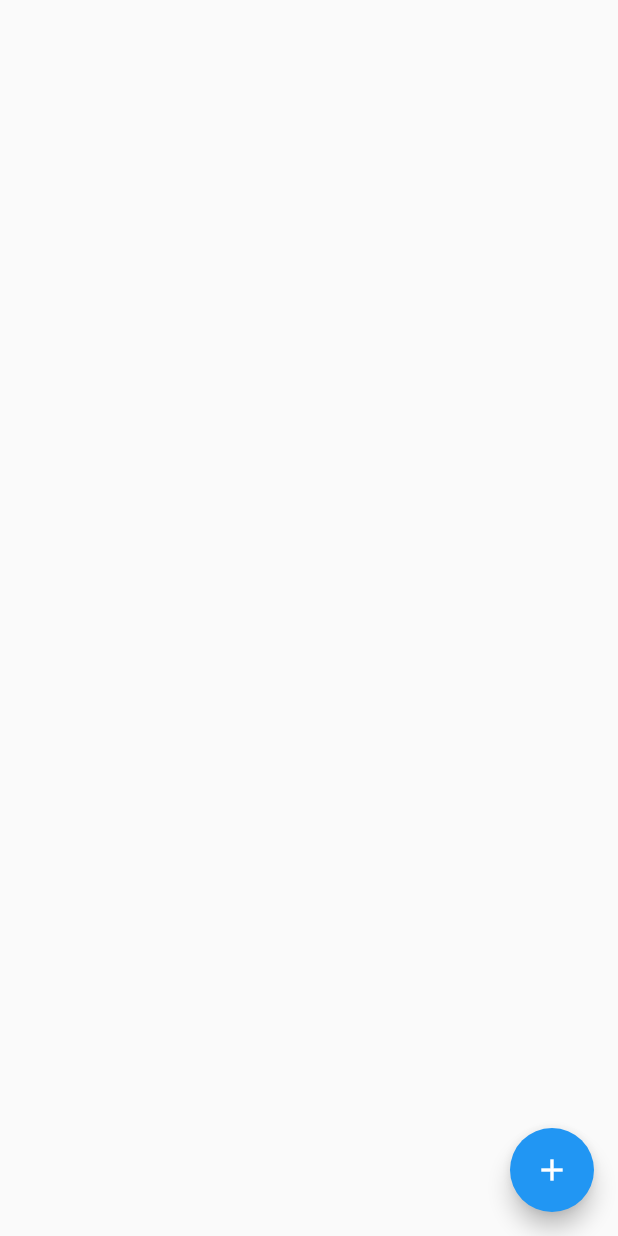
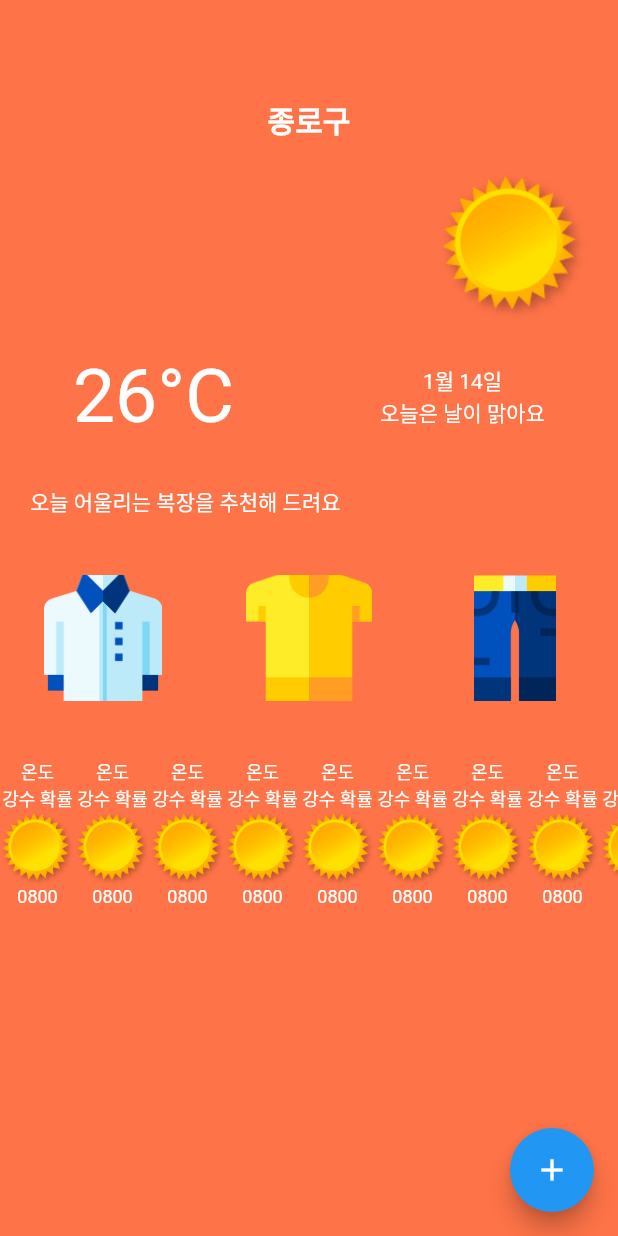
Before and after one commit to Bepo0328/fashion_outfit, a Flutter app: the screen it shows after launch, on a phone screen of 412 x 824 dp. Run offline on Flutter 3.47's test engine with Material 2 defaults, Android fonts, the phone set to English and light mode, and no system bars.

Commit message:
FashionOutfitApp: Create UI Screen - 1

```diff
--- a/lib/main.dart
+++ b/lib/main.dart
@@ -16,6 +16,7 @@ class MyApp extends StatelessWidget {
       theme: ThemeData(
         primarySwatch: Colors.blue,
       ),
+      debugShowCheckedModeBanner: false,
       home: const MyHomePage(),
     );
   }
@@ -29,14 +30,159 @@ class MyHomePage extends StatefulWidget {
 }
 
 class _MyHomePageState extends State<MyHomePage> {
+  List<String> clothes = [
+    'assets/img/shirt.png',
+    'assets/img/short.png',
+    'assets/img/pants.png',
+  ];
+  List<Weather> weather = [];
+  List<String> sky = [
+    'assets/img/sky1.png',
+    'assets/img/sky2.png',
+    'assets/img/sky3.png',
+    'assets/img/sky4.png',
+  ];
+  List<String> status = [
+    '오늘은 날이 맑아요',
+    '구름이 조금 있어요',
+    '구름이 잔뜩 꼈네요',
+    '비 조심하세요',
+  ];
+  List<Color> colors = [
+    const Color(0xFFFE7347),
+    const Color(0xFF0197DD),
+    const Color(0xFF3839D1),
+    const Color(0xFF47728B),
+  ];
+  int level = 0;
 
   @override
   Widget build(BuildContext context) {
     return Scaffold(
-      body: Center(
+      backgroundColor: colors[level],
+      body: Container(
         child: Column(
-          mainAxisAlignment: MainAxisAlignment.center,
-          children: <Widget>[
+          crossAxisAlignment: CrossAxisAlignment.stretch,
+          children: [
+            const SizedBox(height: 65.0),
+            const Text(
+              '종로구',
+              textAlign: TextAlign.center,
+              style: TextStyle(
+                color: Colors.white,
+                fontSize: 20.0,
+                fontWeight: FontWeight.bold,
+              ),
+            ),
+            Container(
+              width: 100,
+              height: 100,
+              margin: const EdgeInsets.symmetric(
+                horizontal: 20.0,
+                vertical: 20.0,
+              ),
+              child: Image.asset(sky[level]),
+              alignment: Alignment.centerRight,
+            ),
+            Row(
+              mainAxisAlignment: MainAxisAlignment.spaceAround,
+              children: [
+                const Text(
+                  '26°C',
+                  style: TextStyle(
+                    color: Colors.white,
+                    fontSize: 50.0,
+                  ),
+                ),
+                Column(
+                  children: [
+                    const Text(
+                      '1월 14일',
+                      style: TextStyle(
+                        color: Colors.white,
+                        fontSize: 14.0,
+                      ),
+                    ),
+                    Text(
+                      status[level],
+                      style: const TextStyle(
+                        color: Colors.white,
+                        fontSize: 14.0,
+                      ),
+                    ),
+                  ],
+                ),
+              ],
+            ),
+            const SizedBox(height: 30.0),
+            Container(
+              margin: const EdgeInsets.symmetric(horizontal: 20.0),
+              child: const Text(
+                '오늘 어울리는 복장을 추천해 드려요',
+                style: TextStyle(
+                  color: Colors.white,
+                  fontSize: 14.0,
+                ),
+              ),
+            ),
+            const SizedBox(height: 30.0),
+            Row(
+              mainAxisAlignment: MainAxisAlignment.spaceAround,
+              children: List.generate(clothes.length, (idx) {
+                return Container(
+                  padding: const EdgeInsets.all(8.0),
+                  width: 100.0,
+                  height: 100.0,
+                  child: Image.asset(
+                    clothes[idx],
+                    fit: BoxFit.contain,
+                  ),
+                );
+              }),
+            ),
+            const SizedBox(height: 30.0),
+            Container(
+              height: 150.0,
+              child: ListView(
+                scrollDirection: Axis.horizontal,
+                children: List.generate(10, (idx) {
+                  return Container(
+                    child: Column(
+                      crossAxisAlignment: CrossAxisAlignment.center,
+                      children: [
+                        const Text(
+                          '온도',
+                          style: TextStyle(
+                            color: Colors.white,
+                            fontSize: 12.0,
+                          ),
+                        ),
+                        const Text(
+                          '강수 확률',
+                          style: TextStyle(
+                            color: Colors.white,
+                            fontSize: 12.0,
+                          ),
+                        ),
+                        Container(
+                          width: 50.0,
+                          height: 50.0,
+                          child: Image.asset(sky[level]),
+                          alignment: Alignment.centerRight,
+                        ),
+                        const Text(
+                          '0800',
+                          style: TextStyle(
+                            color: Colors.white,
+                            fontSize: 12.0,
+                          ),
+                        ),
+                      ],
+                    ),
+                  );
+                }),
+              ),
+            ),
           ],
         ),
       ),
@@ -44,7 +190,7 @@ class _MyHomePageState extends State<MyHomePage> {
         onPressed: () async {
           final api = WeatherApi();
           List<Weather> weather = await api.getWeather(1, 1, 20220114, '2300');
-          for(final w in weather) {
+          for (final w in weather) {
             print(w.date);
             print(w.time);
             print(w.tmp);
--- a/pubspec.yaml
+++ b/pubspec.yaml
@@ -59,9 +59,8 @@ flutter:
   uses-material-design: true
 
   # To add assets to your application, add an assets section, like this:
-  # assets:
-  #   - images/a_dot_burr.jpeg
-  #   - images/a_dot_ham.jpeg
+  assets:
+    - assets/img/
 
   # An image asset can refer to one or more resolution-specific "variants", see
   # https://flutter.dev/assets-and-images/#resolution-aware.
```
Also changed, not shown: assets/img/jumper.png (added), assets/img/jumper1.png (added), assets/img/long.png (added), assets/img/pants.png (added), assets/img/shirt.png (added), assets/img/shirts1.png (added), assets/img/short.png (added), assets/img/skirts1.png (added), assets/img/sky1.png (added), assets/img/sky2.png (added), assets/img/sky3.png (added), assets/img/sky4.png (added).
